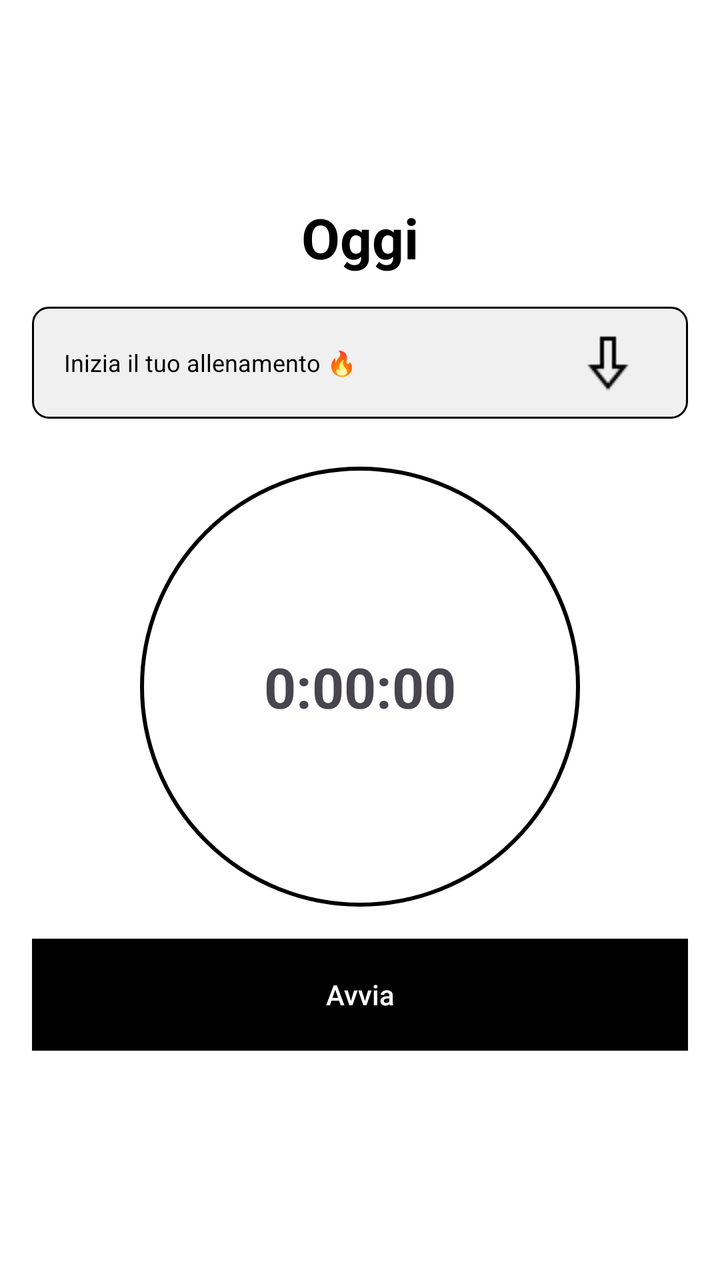
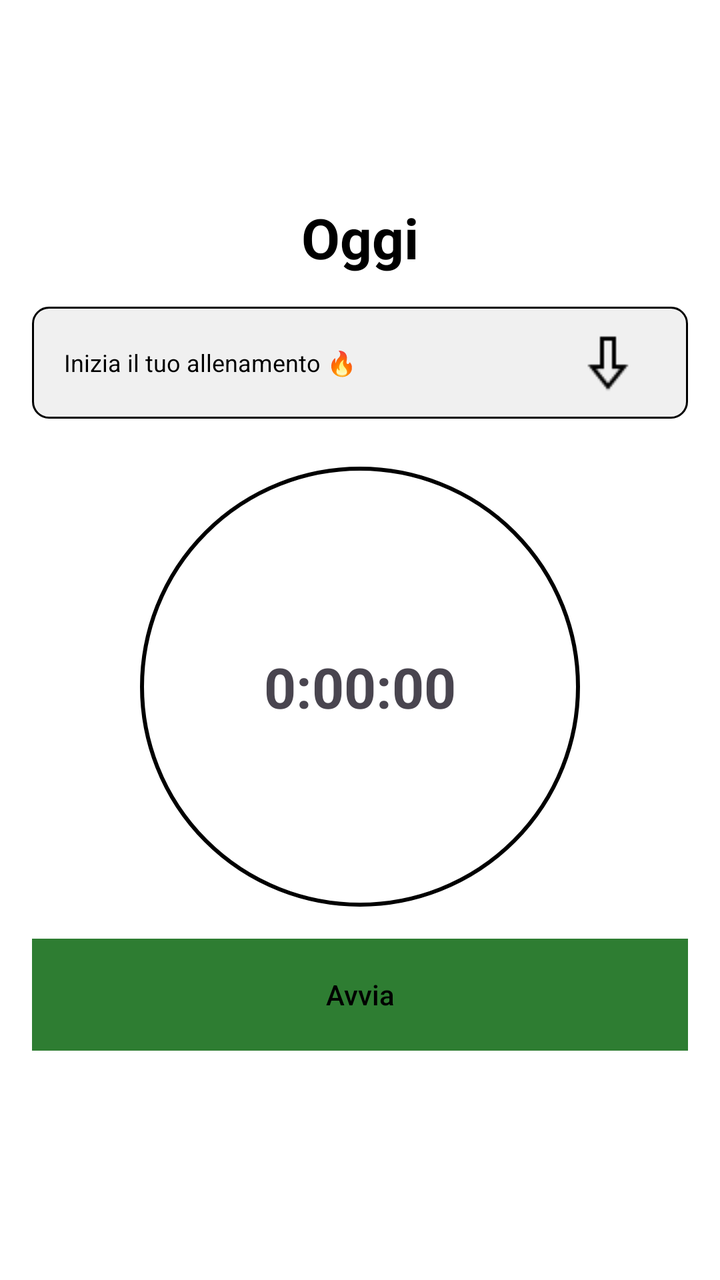

An Android layout rendered at two revisions. The XML below is the earlier revision; the diff shows what the commit changed to produce the second picture.
<!-- AndroidManifest.xml: application theme Theme.Training -->
<!-- res/layout/activity_attivita.xml -->
<?xml version="1.0" encoding="utf-8"?>
<androidx.constraintlayout.widget.ConstraintLayout
    xmlns:android="http://schemas.android.com/apk/res/android"
    xmlns:app="http://schemas.android.com/apk/res-auto"
    android:layout_width="match_parent"
    android:layout_height="match_parent"
    android:background="@color/white">

    
    <TextView
        android:id="@+id/date_text"
        android:layout_width="wrap_content"
        android:layout_height="wrap_content"
        android:text="@string/today_date_placeholder"
        android:textSize="@dimen/text_size_large"
        android:textStyle="bold"
        android:textColor="@color/black"
        app:layout_constraintTop_toTopOf="parent"
        android:layout_marginTop="@dimen/date_top_margin"
        app:layout_constraintStart_toStartOf="parent"
        app:layout_constraintEnd_toEndOf="parent"/>

    
    <LinearLayout
        android:id="@+id/start_form"
        android:layout_width="0dp"
        android:layout_height="wrap_content"
        android:orientation="horizontal"
        android:gravity="center_vertical"
        android:paddingStart="@dimen/form_padding_horizontal"
        android:paddingEnd="@dimen/form_padding_horizontal"
        android:paddingTop="@dimen/form_padding_vertical"
        android:paddingBottom="@dimen/form_padding_vertical"
        android:clickable="true"
        android:focusable="true"
        android:background="@drawable/bg_form_action"
        app:layout_constraintTop_toBottomOf="@id/date_text"
        android:layout_marginTop="@dimen/form_top_margin"
        app:layout_constraintStart_toStartOf="parent"
        app:layout_constraintEnd_toEndOf="parent"
        android:layout_marginStart="@dimen/form_side_margin"
        android:layout_marginEnd="@dimen/form_side_margin">

        
        <ImageView
            android:id="@+id/start_icon"
            android:layout_width="@dimen/icon_size"
            android:layout_height="@dimen/icon_size"
            android:layout_marginEnd="@dimen/text_margin_left"
            android:visibility="gone"/>

        
        <TextView
            android:id="@+id/start_text"
            android:layout_width="0dp"
            android:layout_height="wrap_content"
            android:layout_weight="1"
            android:text="@string/inizia_allenamento"
            android:textSize="@dimen/text_size"
            android:textColor="@color/black"/>

        
        <ImageView
            android:id="@+id/start_arrow"
            android:layout_width="wrap_content"
            android:layout_height="wrap_content"
            android:src="@drawable/down_arrow"
            android:contentDescription="@string/desc_down_arrow"
            android:clickable="true"
            android:focusable="true"
            android:layout_marginEnd="@dimen/form_arrow_margin"/>
    </LinearLayout>

    
    <TextView
        android:id="@+id/timer_text"
        android:layout_width="220dp"
        android:layout_height="220dp"
        android:gravity="center"
        android:text="0:00:00"
        android:textSize="@dimen/text_size_large"
        android:textStyle="bold"
        android:background="@drawable/bg_timer_circle"
        app:layout_constraintTop_toBottomOf="@id/start_form"
        android:layout_marginTop="24dp"
        app:layout_constraintStart_toStartOf="parent"
        app:layout_constraintEnd_toEndOf="parent"/>

    
    <LinearLayout
        android:id="@+id/timer_buttons_container"
        android:layout_width="0dp"
        android:layout_height="@dimen/button_height"
        android:orientation="horizontal"
        android:gravity="center"
        app:layout_constraintTop_toBottomOf="@id/timer_text"
        android:layout_marginTop="16dp"
        app:layout_constraintStart_toStartOf="parent"
        app:layout_constraintEnd_toEndOf="parent"
        android:paddingStart="@dimen/form_side_margin"
        android:paddingEnd="@dimen/form_side_margin">

        <Button
            android:id="@+id/btn_avvia"
            android:layout_width="0dp"
            android:layout_height="match_parent"
            android:layout_weight="1"
            android:text="@string/avvia"
            android:textAllCaps="false"
            android:background="@drawable/bg_button_rect"
            android:textColor="@color/white"/>


        
        <LinearLayout
            android:id="@+id/set_running_locked"
            android:layout_width="0dp"
            android:layout_height="match_parent"
            android:layout_weight="1"
            android:orientation="horizontal"
            android:visibility="gone">

            <Button
                android:id="@+id/btn_pausa"
                android:layout_width="0dp"
                android:layout_height="match_parent"
                android:layout_weight="3"
                android:text="@string/pausa"
                android:textAllCaps="false"
                android:background="@drawable/bg_button_rect"
                android:textColor="@color/white"
                android:enabled="false"/>

            <ImageButton
                android:id="@+id/btn_lock"
                android:layout_width="0dp"
                android:layout_height="match_parent"
                android:layout_weight="1"
                android:scaleType="centerInside"
                android:src="@drawable/lucchetto"
                android:background="@drawable/bg_lock_rect"
                android:backgroundTint="@color/dark_gray"
                android:contentDescription="@string/lock_desc"
                android:adjustViewBounds="true"/>

            <Button
                android:id="@+id/btn_fine_1"
                android:layout_width="0dp"
                android:layout_height="match_parent"
                android:layout_weight="3"
                android:text="@string/fine"
                android:textAllCaps="false"
                android:background="@drawable/bg_button_rect"
                android:textColor="@color/white"
                android:enabled="false"/>
        </LinearLayout>

        
        <LinearLayout
            android:id="@+id/set_paused"
            android:layout_width="0dp"
            android:layout_height="match_parent"
            android:layout_weight="1"
            android:orientation="horizontal"
            android:visibility="gone">

            <Button
                android:id="@+id/btn_riprendi"
                android:layout_width="0dp"
                android:layout_height="match_parent"
                android:layout_weight="3"
                android:text="@string/riprendi"
                android:textAllCaps="false"
                android:background="@drawable/bg_button_rect"
                android:textColor="@color/white"/>

            <ImageButton
                android:id="@+id/btn_unlock"
                android:layout_width="0dp"
                android:layout_height="match_parent"
                android:layout_weight="1"
                android:scaleType="centerInside"
                android:src="@drawable/lucchetto_aperto"
                android:background="@drawable/bg_lock_rect"
                android:backgroundTint="@color/light_gray"
                android:contentDescription="@string/unlock_desc"
                android:adjustViewBounds="true"/>

            <Button
                android:id="@+id/btn_fine_2"
                android:layout_width="0dp"
                android:layout_height="match_parent"
                android:layout_weight="3"
                android:text="@string/fine"
                android:textAllCaps="false"
                android:background="@drawable/bg_button_rect"
                android:textColor="@color/white"/>
        </LinearLayout>

    </LinearLayout>

    
    <View
        android:layout_width="match_parent"
        android:layout_height="0dp"
        app:layout_constraintTop_toBottomOf="@id/timer_buttons_container"
        app:layout_constraintBottom_toTopOf="@id/bottom_nav_container"/>

    
    <FrameLayout
        android:id="@+id/bottom_nav_container"
        android:layout_width="match_parent"
        android:layout_height="wrap_content"
        android:layout_marginBottom="@dimen/bottom_nav_margin"
        app:layout_constraintBottom_toBottomOf="parent"
        app:layout_constraintStart_toStartOf="parent"
        app:layout_constraintEnd_toEndOf="parent" />
</androidx.constraintlayout.widget.ConstraintLayout>
<!-- resources referenced by this layout -->
<resources>
  <color name="black">#FF000000</color>
  <color name="dark_gray">#444444</color>
  <color name="light_gray">#FFF0F0F0</color>
  <color name="white">#FFFFFFFF</color>
  <dimen name="bottom_nav_margin">15dp</dimen>
  <dimen name="button_height">56dp</dimen>
  <dimen name="date_top_margin">100dp</dimen>
  <dimen name="form_arrow_margin">8dp</dimen>
  <dimen name="form_padding_horizontal">16dp</dimen>
  <dimen name="form_padding_vertical">12dp</dimen>
  <dimen name="form_side_margin">16dp</dimen>
  <dimen name="form_top_margin">16dp</dimen>
  <dimen name="icon_size">30dp</dimen>
  <dimen name="text_margin_left">12dp</dimen>
  <dimen name="text_size">12sp</dimen>
  <dimen name="text_size_large">28sp</dimen>
  <!-- drawable bg_button_rect (drawable) -->
  <?xml version="1.0" encoding="utf-8"?>
  <shape xmlns:android="http://schemas.android.com/apk/res/android"
      android:shape="rectangle">
      <solid android:color="@color/button_color" />
  </shape>
  <!-- drawable bg_form_action (drawable) -->
  <?xml version="1.0" encoding="utf-8"?>
  <shape xmlns:android="http://schemas.android.com/apk/res/android">
      <solid android:color="@color/light_gray"/>
      <stroke
          android:width="1dp"
          android:color="@color/black"/>
      <corners android:radius="8dp"/>
  </shape>
  <!-- drawable bg_lock_rect (drawable) -->
  <shape xmlns:android="http://schemas.android.com/apk/res/android"
      android:shape="rectangle">
      <solid android:color="@color/white"/>
  </shape>
  <!-- drawable bg_timer_circle (drawable) -->
  <?xml version="1.0" encoding="utf-8"?>
  <shape
      xmlns:android="http://schemas.android.com/apk/res/android"
      android:shape="oval">
      <solid android:color="@color/white" />
      <stroke android:width="2dp" android:color="@color/black" />
      <size android:width="220dp" android:height="220dp" />
  </shape>
  <!-- drawable down_arrow: webp bitmap (drawable, 234 bytes) -->
  <!-- drawable lucchetto: webp bitmap (drawable, 508 bytes) -->
  <!-- drawable lucchetto_aperto: webp bitmap (drawable, 392 bytes) -->
  <string name="avvia">Avvia</string>
  <string name="desc_down_arrow">Apri menu azioni</string>
  <string name="fine">Fine</string>
  <string name="inizia_allenamento">Inizia il tuo allenamento 🔥</string>
  <string name="lock_desc">Blocca/abilita comandi</string>
  <string name="pausa">PAUSA</string>
  <string name="riprendi">RIPRENDI</string>
  <string name="today_date_placeholder">Oggi</string>
  <string name="unlock_desc">Sblocca comandi</string>
  <style name="Theme.Training" parent="Base.Theme.Training" />
  <color name="button_color">#000000</color>
  <style name="Base.Theme.Training" parent="Theme.Material3.DayNight.NoActionBar">
          
          
      </style>
</resources>

<!-- the commit's change to res/layout/activity_attivita.xml (unified diff, before → after) -->
@@ -2,6 +2,7 @@
 <androidx.constraintlayout.widget.ConstraintLayout
     xmlns:android="http://schemas.android.com/apk/res/android"
     xmlns:app="http://schemas.android.com/apk/res-auto"
+    xmlns:tools="http://schemas.android.com/tools"
     android:layout_width="match_parent"
     android:layout_height="match_parent"
     android:background="@color/white">
@@ -100,16 +101,17 @@
         android:paddingStart="@dimen/form_side_margin"
         android:paddingEnd="@dimen/form_side_margin">
 
+        
         <Button
             android:id="@+id/btn_avvia"
             android:layout_width="0dp"
             android:layout_height="match_parent"
-            android:layout_weight="1"
+            android:layout_weight="2"
             android:text="@string/avvia"
             android:textAllCaps="false"
-            android:background="@drawable/bg_button_rect"
-            android:textColor="@color/white"/>
-
+            android:textColor="@color/black"
+            android:background="@drawable/bg_button_green"
+            android:backgroundTint="@null" />
 
         
         <LinearLayout
@@ -120,22 +122,25 @@
             android:orientation="horizontal"
             android:visibility="gone">
 
+            
             <Button
                 android:id="@+id/btn_pausa"
                 android:layout_width="0dp"
                 android:layout_height="match_parent"
-                android:layout_weight="3"
+                android:layout_weight="1"
                 android:text="@string/pausa"
                 android:textAllCaps="false"
-                android:background="@drawable/bg_button_rect"
-                android:textColor="@color/white"
-                android:enabled="false"/>
-
+                android:textColor="@color/black"
+                android:enabled="false"
+                android:background="@drawable/bg_button_yellow"
+                android:backgroundTint="@null"/>
+
+            
             <ImageButton
                 android:id="@+id/btn_lock"
                 android:layout_width="0dp"
                 android:layout_height="match_parent"
-                android:layout_weight="1"
+                android:layout_weight="0.6"
                 android:scaleType="centerInside"
                 android:src="@drawable/lucchetto"
                 android:background="@drawable/bg_lock_rect"
@@ -143,16 +148,19 @@
                 android:contentDescription="@string/lock_desc"
                 android:adjustViewBounds="true"/>
 
+            
             <Button
                 android:id="@+id/btn_fine_1"
                 android:layout_width="0dp"
                 android:layout_height="match_parent"
-                android:layout_weight="3"
+                android:layout_weight="1"
                 android:text="@string/fine"
                 android:textAllCaps="false"
-                android:background="@drawable/bg_button_rect"
-                android:textColor="@color/white"
-                android:enabled="false"/>
+                android:textColor="@color/black"
+                android:enabled="false"
+                android:background="@drawable/bg_button_red"
+                android:backgroundTint="@null"/>
+
         </LinearLayout>
 
         
@@ -164,21 +172,24 @@
             android:orientation="horizontal"
             android:visibility="gone">
 
+            
             <Button
                 android:id="@+id/btn_riprendi"
                 android:layout_width="0dp"
                 android:layout_height="match_parent"
-                android:layout_weight="3"
+                android:layout_weight="1"
                 android:text="@string/riprendi"
                 android:textAllCaps="false"
-                android:background="@drawable/bg_button_rect"
-                android:textColor="@color/white"/>
-
+                android:textColor="@color/black"
+                android:background="@drawable/bg_button_green"
+                android:backgroundTint="@null"/>
+
+            
             <ImageButton
                 android:id="@+id/btn_unlock"
                 android:layout_width="0dp"
                 android:layout_height="match_parent"
-                android:layout_weight="1"
+                android:layout_weight="0.6"
                 android:scaleType="centerInside"
                 android:src="@drawable/lucchetto_aperto"
                 android:background="@drawable/bg_lock_rect"
@@ -186,15 +197,19 @@
                 android:contentDescription="@string/unlock_desc"
                 android:adjustViewBounds="true"/>
 
+            
             <Button
                 android:id="@+id/btn_fine_2"
                 android:layout_width="0dp"
                 android:layout_height="match_parent"
-                android:layout_weight="3"
+                android:layout_weight="1"
                 android:text="@string/fine"
                 android:textAllCaps="false"
-                android:background="@drawable/bg_button_rect"
-                android:textColor="@color/white"/>
+                android:textColor="@color/black"
+                android:enabled="false"
+                android:background="@drawable/bg_button_red"
+                android:backgroundTint="@null"/>
+
         </LinearLayout>
 
     </LinearLayout>
<!-- resource entries referenced after the edit -->
@@ -16,11 +16,32 @@
   <dimen name="text_margin_left">12dp</dimen>
   <dimen name="text_size">12sp</dimen>
   <dimen name="text_size_large">28sp</dimen>
-  <!-- drawable bg_button_rect (drawable) -->
+  <!-- drawable bg_button_green (drawable) -->
   <?xml version="1.0" encoding="utf-8"?>
   <shape xmlns:android="http://schemas.android.com/apk/res/android"
       android:shape="rectangle">
-      <solid android:color="@color/button_color" />
+  
+      <solid android:color="@color/green"/>
+      <corners android:radius="0dp"/>
+  
+  </shape>
+  <!-- drawable bg_button_red (drawable) -->
+  <?xml version="1.0" encoding="utf-8"?>
+  <shape xmlns:android="http://schemas.android.com/apk/res/android"
+      android:shape="rectangle">
+  
+      <solid android:color="@color/red"/>
+      <corners android:radius="0dp"/>
+  
+  </shape>
+  <!-- drawable bg_button_yellow (drawable) -->
+  <?xml version="1.0" encoding="utf-8"?>
+  <shape xmlns:android="http://schemas.android.com/apk/res/android"
+      android:shape="rectangle">
+  
+      <solid android:color="@color/yellow"/>
+      <corners android:radius="0dp"/>
+  
   </shape>
   <!-- drawable bg_form_action (drawable) -->
   <?xml version="1.0" encoding="utf-8"?>
@@ -58,7 +79,9 @@
   <string name="today_date_placeholder">Oggi</string>
   <string name="unlock_desc">Sblocca comandi</string>
   <style name="Theme.Training" parent="Base.Theme.Training" />
-  <color name="button_color">#000000</color>
+  <color name="green">#2E7D32</color>
+  <color name="red">#C62828</color>
+  <color name="yellow">#FFFF00</color>
   <style name="Base.Theme.Training" parent="Theme.Material3.DayNight.NoActionBar">
           
           
